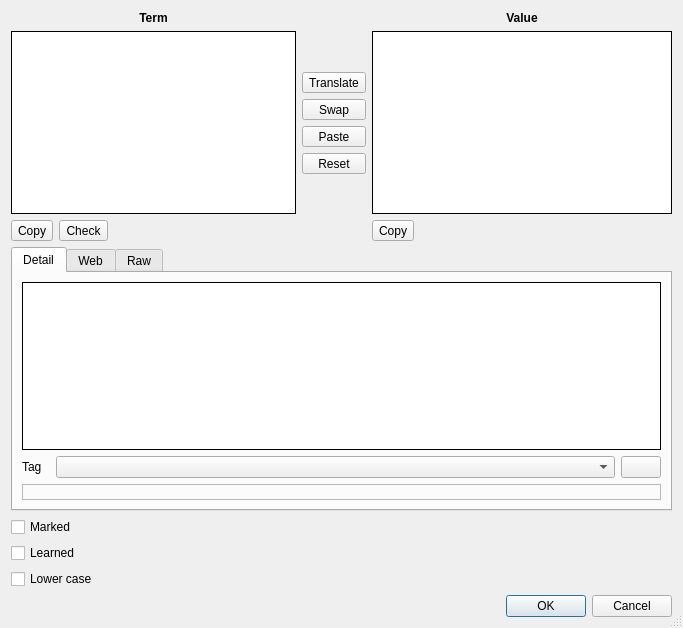
Before: the Qt Designer form Projects/iTeacher/Ui/WordEditor.ui in skynowa/iTeacher, drawn with Qt 5.
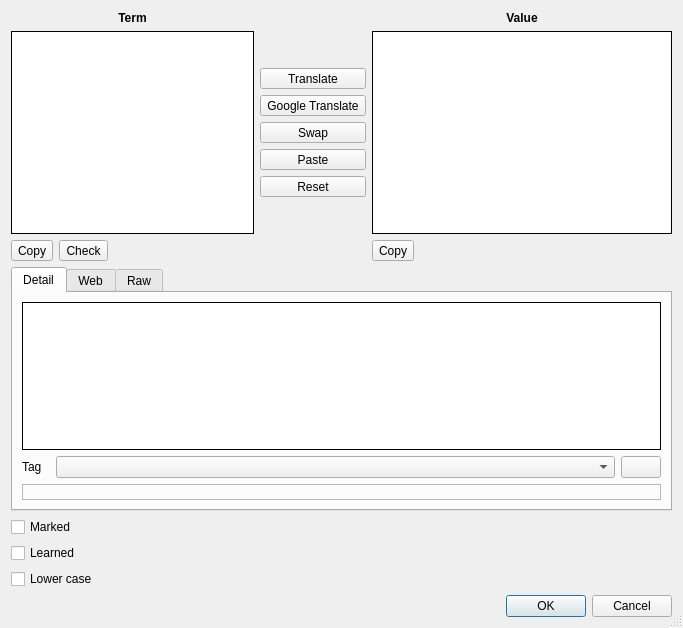
After: the same form once the commit is applied. Icons and pictures are not drawn.

Commit message: WordEditor.ui (+4) [146+/107-] - Action: googleTranslate - impl

Patch:
```diff
--- a/Projects/iTeacher/Ui/WordEditor.ui
+++ b/Projects/iTeacher/Ui/WordEditor.ui
@@ -33,8 +33,56 @@
    </item>
    <item row="0" column="0" colspan="2">
     <layout class="QGridLayout" name="gridLayout">
-     <item row="1" column="7">
-      <spacer name="verticalSpacer_3">
+     <item row="1" column="2" rowspan="7" colspan="5">
+      <widget class="QTextEdit" name="tedtTerm">
+       <property name="sizePolicy">
+        <sizepolicy hsizetype="Expanding" vsizetype="Expanding">
+         <horstretch>0</horstretch>
+         <verstretch>0</verstretch>
+        </sizepolicy>
+       </property>
+       <property name="frameShape">
+        <enum>QFrame::Box</enum>
+       </property>
+       <property name="frameShadow">
+        <enum>QFrame::Plain</enum>
+       </property>
+       <property name="tabStopWidth">
+        <number>40</number>
+       </property>
+       <property name="acceptRichText">
+        <bool>false</bool>
+       </property>
+      </widget>
+     </item>
+     <item row="2" column="7">
+      <widget class="QToolButton" name="tbtnTranslate">
+       <property name="sizePolicy">
+        <sizepolicy hsizetype="Expanding" vsizetype="Fixed">
+         <horstretch>0</horstretch>
+         <verstretch>0</verstretch>
+        </sizepolicy>
+       </property>
+       <property name="text">
+        <string>Translate</string>
+       </property>
+      </widget>
+     </item>
+     <item row="8" column="2">
+      <widget class="QToolButton" name="tbtnTermCopy">
+       <property name="sizePolicy">
+        <sizepolicy hsizetype="Minimum" vsizetype="Fixed">
+         <horstretch>0</horstretch>
+         <verstretch>0</verstretch>
+        </sizepolicy>
+       </property>
+       <property name="text">
+        <string>Copy</string>
+       </property>
+      </widget>
+     </item>
+     <item row="7" column="7">
+      <spacer name="verticalSpacer_2">
        <property name="orientation">
         <enum>Qt::Vertical</enum>
        </property>
@@ -46,7 +94,14 @@
        </property>
       </spacer>
      </item>
-     <item row="1" column="8" rowspan="6" colspan="2">
+     <item row="8" column="8">
+      <widget class="QToolButton" name="tbtnValueCopy">
+       <property name="text">
+        <string>Copy</string>
+       </property>
+      </widget>
+     </item>
+     <item row="1" column="8" rowspan="7" colspan="2">
       <widget class="QTextEdit" name="tedtValueBrief">
        <property name="sizePolicy">
         <sizepolicy hsizetype="Expanding" vsizetype="Expanding">
@@ -74,45 +129,7 @@
        </property>
       </widget>
      </item>
-     <item row="1" column="2" rowspan="6" colspan="5">
-      <widget class="QTextEdit" name="tedtTerm">
-       <property name="sizePolicy">
-        <sizepolicy hsizetype="Expanding" vsizetype="Expanding">
-         <horstretch>0</horstretch>
-         <verstretch>0</verstretch>
-        </sizepolicy>
-       </property>
-       <property name="frameShape">
-        <enum>QFrame::Box</enum>
-       </property>
-       <property name="frameShadow">
-        <enum>QFrame::Plain</enum>
-       </property>
-       <property name="tabStopWidth">
-        <number>40</number>
-       </property>
-       <property name="acceptRichText">
-        <bool>false</bool>
-       </property>
-      </widget>
-     </item>
-     <item row="0" column="2" colspan="5">
-      <widget class="QLabel" name="label_2">
-       <property name="font">
-        <font>
-         <weight>75</weight>
-         <bold>true</bold>
-        </font>
-       </property>
-       <property name="text">
-        <string>Term</string>
-       </property>
-       <property name="alignment">
-        <set>Qt::AlignCenter</set>
-       </property>
-      </widget>
-     </item>
-     <item row="4" column="7">
+     <item row="5" column="7">
       <widget class="QToolButton" name="tbtnTermPaste">
        <property name="sizePolicy">
         <sizepolicy hsizetype="Expanding" vsizetype="Fixed">
@@ -125,56 +142,33 @@
        </property>
       </widget>
      </item>
-     <item row="7" column="8">
-      <widget class="QToolButton" name="tbtnValueCopy">
-       <property name="text">
-        <string>Copy</string>
+     <item row="8" column="6">
+      <spacer name="horizontalSpacer">
+       <property name="orientation">
+        <enum>Qt::Horizontal</enum>
        </property>
-      </widget>
+       <property name="sizeHint" stdset="0">
+        <size>
+         <width>40</width>
+         <height>20</height>
+        </size>
+       </property>
+      </spacer>
      </item>
      <item row="6" column="7">
-      <spacer name="verticalSpacer_2">
-       <property name="orientation">
-        <enum>Qt::Vertical</enum>
-       </property>
-       <property name="sizeHint" stdset="0">
-        <size>
-         <width>20</width>
-         <height>40</height>
-        </size>
-       </property>
-      </spacer>
-     </item>
-     <item row="7" column="9">
-      <spacer name="horizontalSpacer_2">
-       <property name="orientation">
-        <enum>Qt::Horizontal</enum>
-       </property>
-       <property name="sizeHint" stdset="0">
-        <size>
-         <width>40</width>
-         <height>20</height>
-        </size>
-       </property>
-      </spacer>
-     </item>
-     <item row="0" column="8" colspan="2">
-      <widget class="QLabel" name="label_3">
-       <property name="font">
-        <font>
-         <weight>75</weight>
-         <bold>true</bold>
-        </font>
+      <widget class="QToolButton" name="tbtnReset">
+       <property name="sizePolicy">
+        <sizepolicy hsizetype="Expanding" vsizetype="Fixed">
+         <horstretch>0</horstretch>
+         <verstretch>0</verstretch>
+        </sizepolicy>
        </property>
        <property name="text">
-        <string>Value</string>
-       </property>
-       <property name="alignment">
-        <set>Qt::AlignCenter</set>
+        <string>Reset</string>
        </property>
       </widget>
      </item>
-     <item row="3" column="7">
+     <item row="4" column="7">
       <widget class="QToolButton" name="tbtnTermValueSwap">
        <property name="sizePolicy">
         <sizepolicy hsizetype="Expanding" vsizetype="Fixed">
@@ -187,7 +181,7 @@
        </property>
       </widget>
      </item>
-     <item row="10" column="2" rowspan="5" colspan="8">
+     <item row="11" column="2" rowspan="5" colspan="8">
       <widget class="QTabWidget" name="tabWidget">
        <property name="currentIndex">
         <number>0</number>
@@ -316,54 +310,60 @@
        </widget>
       </widget>
      </item>
-     <item row="5" column="7">
-      <widget class="QToolButton" name="tbtnReset">
-       <property name="sizePolicy">
-        <sizepolicy hsizetype="Expanding" vsizetype="Fixed">
-         <horstretch>0</horstretch>
-         <verstretch>0</verstretch>
-        </sizepolicy>
+     <item row="0" column="8" colspan="2">
+      <widget class="QLabel" name="label_3">
+       <property name="font">
+        <font>
+         <weight>75</weight>
+         <bold>true</bold>
+        </font>
        </property>
        <property name="text">
-        <string>Reset</string>
+        <string>Value</string>
        </property>
-      </widget>
-     </item>
-     <item row="7" column="2">
-      <widget class="QToolButton" name="tbtnTermCopy">
-       <property name="sizePolicy">
-        <sizepolicy hsizetype="Minimum" vsizetype="Fixed">
-         <horstretch>0</horstretch>
-         <verstretch>0</verstretch>
-        </sizepolicy>
+       <property name="alignment">
+        <set>Qt::AlignCenter</set>
        </property>
-       <property name="text">
-        <string>Copy</string>
-       </property>
       </widget>
      </item>
-     <item row="2" column="7">
-      <widget class="QToolButton" name="tbtnTranslate">
-       <property name="sizePolicy">
-        <sizepolicy hsizetype="Expanding" vsizetype="Fixed">
-         <horstretch>0</horstretch>
-         <verstretch>0</verstretch>
-        </sizepolicy>
-       </property>
-       <property name="text">
-        <string>Translate</string>
-       </property>
-      </widget>
-     </item>
-     <item row="7" column="3" colspan="2">
+     <item row="8" column="3" colspan="2">
       <widget class="QToolButton" name="tbtnCheck">
        <property name="text">
         <string>Check</string>
        </property>
       </widget>
      </item>
-     <item row="7" column="6">
-      <spacer name="horizontalSpacer">
+     <item row="0" column="2" colspan="5">
+      <widget class="QLabel" name="label_2">
+       <property name="font">
+        <font>
+         <weight>75</weight>
+         <bold>true</bold>
+        </font>
+       </property>
+       <property name="text">
+        <string>Term</string>
+       </property>
+       <property name="alignment">
+        <set>Qt::AlignCenter</set>
+       </property>
+      </widget>
+     </item>
+     <item row="1" column="7">
+      <spacer name="verticalSpacer_3">
+       <property name="orientation">
+        <enum>Qt::Vertical</enum>
+       </property>
+       <property name="sizeHint" stdset="0">
+        <size>
+         <width>20</width>
+         <height>40</height>
+        </size>
+       </property>
+      </spacer>
+     </item>
+     <item row="8" column="9">
+      <spacer name="horizontalSpacer_2">
        <property name="orientation">
         <enum>Qt::Horizontal</enum>
        </property>
@@ -375,6 +375,19 @@
        </property>
       </spacer>
      </item>
+     <item row="3" column="7">
+      <widget class="QToolButton" name="tbtnGoogleTranslate">
+       <property name="sizePolicy">
+        <sizepolicy hsizetype="Expanding" vsizetype="Fixed">
+         <horstretch>0</horstretch>
+         <verstretch>0</verstretch>
+        </sizepolicy>
+       </property>
+       <property name="text">
+        <string>Google Translate</string>
+       </property>
+      </widget>
+     </item>
     </layout>
    </item>
    <item row="1" column="0">
```
The commit also changes 3 other files.
